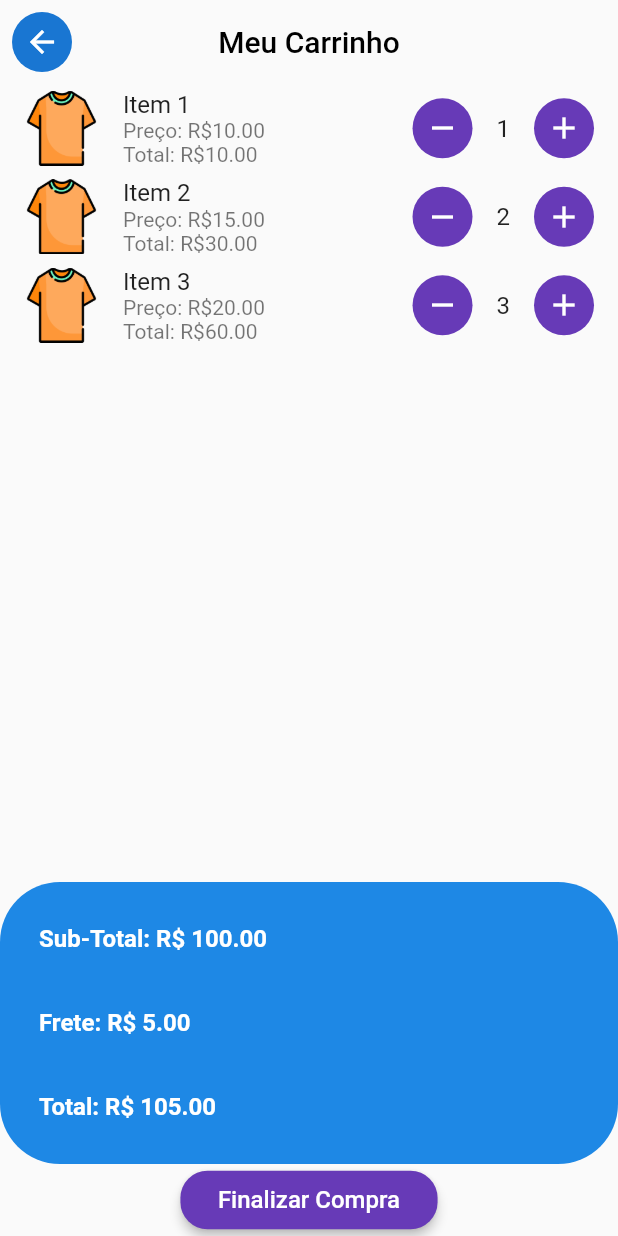
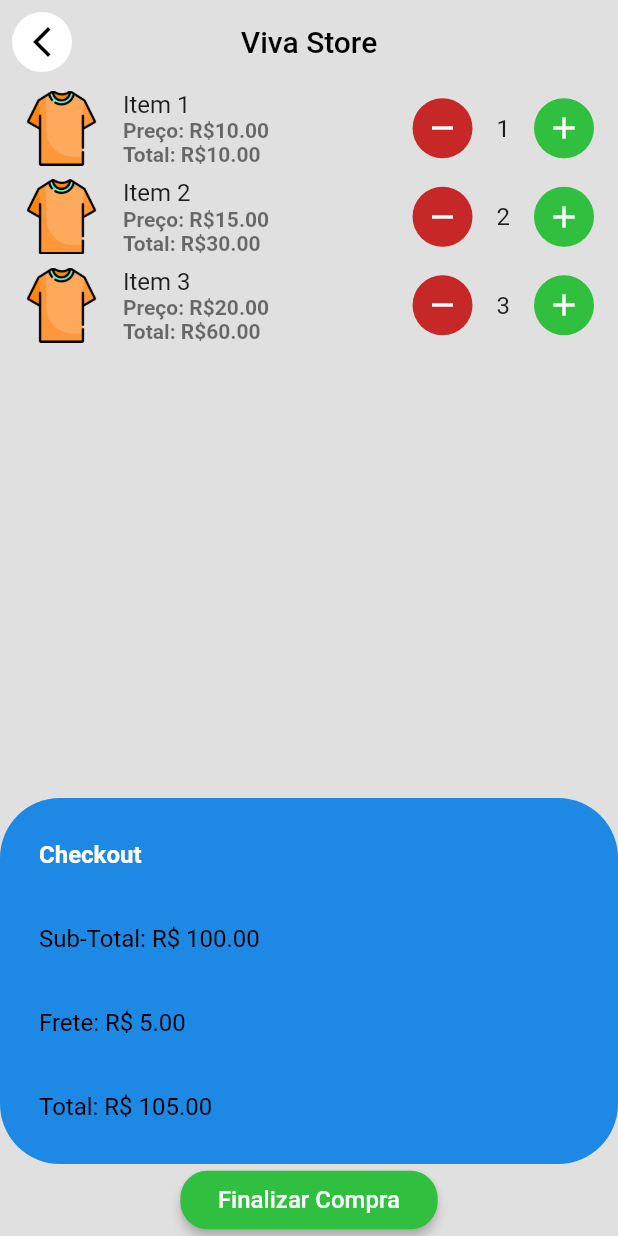
Before and after one commit to jackson-ribeiro/viva-store, a Flutter app: the CartPage screen opened directly, on a phone screen of 412 x 824 dp. Run offline on Flutter 3.47's test engine with Material 2 defaults, Android fonts, the phone set to English and light mode, and no system bars; our stand-ins replace flutter_spinkit, google_fonts.

Commit message:
style: atualizando cores e textos

```diff
--- a/lib/pages/cart_page.dart
+++ b/lib/pages/cart_page.dart
@@ -66,15 +66,20 @@ class _CartPageState extends State<CartPage> with TickerProviderStateMixin {
   @override
   Widget build(BuildContext context) {
     return Scaffold(
+      backgroundColor: const Color.fromARGB(255, 224, 224, 224),
       appBar: AppBar(
-        title:
-            const Text('Meu Carrinho', style: TextStyle(color: Colors.black)),
+        title: const Text(
+          'Viva Store',
+          style: TextStyle(color: Colors.black),
+        ),
         centerTitle: true,
         backgroundColor: Colors.transparent,
         elevation: 0,
         leading: IconButton(
           icon: const CircleAvatar(
-            child: Icon(Icons.arrow_back),
+            backgroundColor: Colors.white,
+            foregroundColor: Colors.black,
+            child: Icon(Icons.arrow_back_ios_new),
             // backgroundColor: Colors.blue,
           ),
           onPressed: () {
@@ -127,8 +132,14 @@ class _CartPageState extends State<CartPage> with TickerProviderStateMixin {
                   subtitle: Column(
                     crossAxisAlignment: CrossAxisAlignment.start,
                     children: [
-                      Text('Preço: R\$${item.price.toStringAsFixed(2)}'),
-                      Text('Total: R\$${itemTotal.toStringAsFixed(2)}'),
+                      Text(
+                        'Preço: R\$${item.price.toStringAsFixed(2)}',
+                        style: const TextStyle(fontWeight: FontWeight.bold),
+                      ),
+                      Text(
+                        'Total: R\$${itemTotal.toStringAsFixed(2)}',
+                        style: const TextStyle(fontWeight: FontWeight.bold),
+                      ),
                     ],
                   ),
                   trailing: Row(
@@ -147,7 +158,7 @@ class _CartPageState extends State<CartPage> with TickerProviderStateMixin {
                         child: Container(
                           decoration: const BoxDecoration(
                             shape: BoxShape.circle,
-                            color: Colors.deepPurple,
+                            color: Color.fromARGB(255, 198, 40, 40),
                           ),
                           padding: const EdgeInsets.all(8),
                           child: const Icon(
@@ -177,7 +188,7 @@ class _CartPageState extends State<CartPage> with TickerProviderStateMixin {
                         child: Container(
                           decoration: const BoxDecoration(
                             shape: BoxShape.circle,
-                            color: Colors.deepPurple,
+                            color: Color.fromARGB(255, 48, 191, 62),
                           ),
                           padding: const EdgeInsets.all(8),
                           child: const Icon(
@@ -200,10 +211,10 @@ class _CartPageState extends State<CartPage> with TickerProviderStateMixin {
             ),
             child: Column(
               children: [
-                ListTile(
+                const ListTile(
                   title: Text(
-                    'Sub-Total: R\$ ${calculateTotal().toStringAsFixed(2)}',
-                    style: const TextStyle(
+                    'Checkout',
+                    style: TextStyle(
                       color: Colors.white,
                       fontWeight: FontWeight.bold,
                     ),
@@ -211,10 +222,19 @@ class _CartPageState extends State<CartPage> with TickerProviderStateMixin {
                 ),
                 ListTile(
                   title: Text(
+                    'Sub-Total: R\$ ${calculateTotal().toStringAsFixed(2)}',
+                    style: const TextStyle(
+                      color: Colors.black,
+                      // fontWeight: FontWeight.bold,
+                    ),
+                  ),
+                ),
+                ListTile(
+                  title: Text(
                     'Frete: R\$ ${shippingCost.toStringAsFixed(2)}',
                     style: const TextStyle(
-                      color: Colors.white,
-                      fontWeight: FontWeight.bold,
+                      color: Colors.black,
+                      // fontWeight: FontWeight.bold,
                     ),
                   ),
                 ),
@@ -222,8 +242,8 @@ class _CartPageState extends State<CartPage> with TickerProviderStateMixin {
                   title: Text(
                     'Total: R\$ ${calculateGrandTotal().toStringAsFixed(2)}',
                     style: const TextStyle(
-                      color: Colors.white,
-                      fontWeight: FontWeight.bold,
+                      color: Colors.black,
+                      // fontWeight: FontWeight.bold,
                     ),
                   ),
                 ),
@@ -235,7 +255,8 @@ class _CartPageState extends State<CartPage> with TickerProviderStateMixin {
               _startAnimation();
             },
             style: ElevatedButton.styleFrom(
-              backgroundColor: isProcessing ? null : Colors.deepPurple,
+              backgroundColor:
+                  isProcessing ? null : const Color.fromARGB(255, 48, 191, 62),
               foregroundColor: Colors.white,
               elevation: 3,
               padding: const EdgeInsets.symmetric(horizontal: 25, vertical: 10),
```
